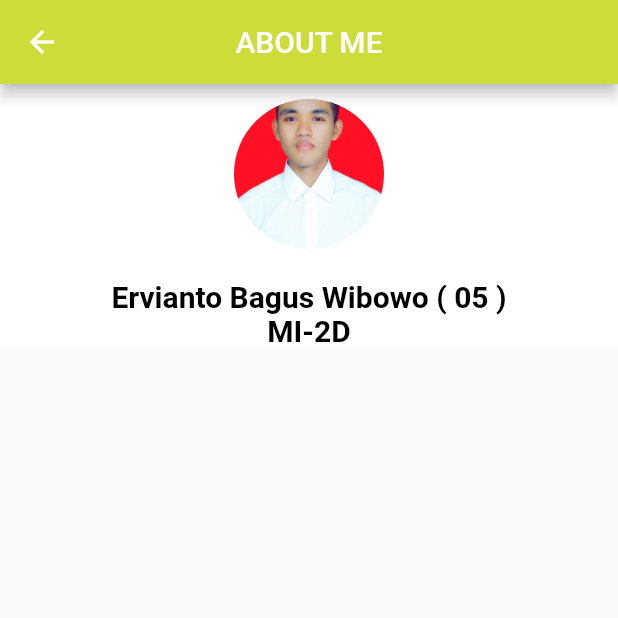
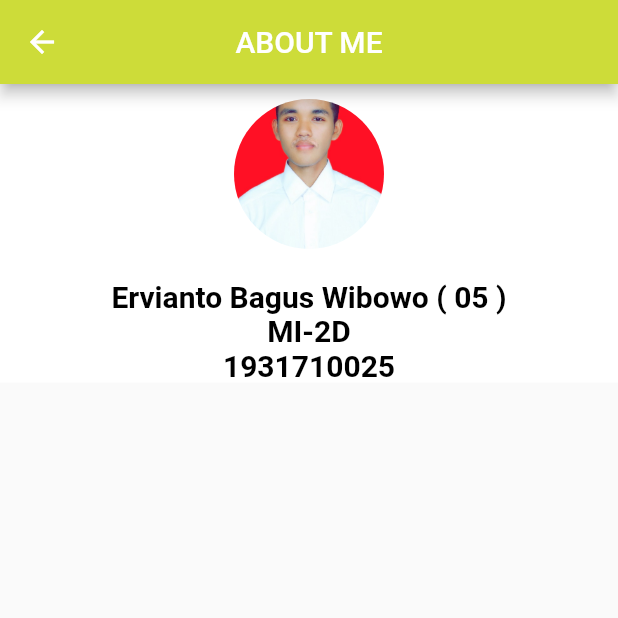
Before and after one commit to Ervianto/Project-Dicoding, a Flutter app: the MyProfil screen opened by its route, on a phone screen of 412 x 824 dp, the top half of it. Run offline on Flutter 3.47's test engine with Material 2 defaults, Android fonts, the phone set to English and light mode, and no system bars.

Commit message:
menmbahkan text nim

```diff
--- a/lib/widgets/AboutMe.dart
+++ b/lib/widgets/AboutMe.dart
@@ -53,6 +53,14 @@ class MyProfil extends StatelessWidget {
                   color: Colors.black,
                 ),
               ),
+              Text(
+                '1931710025',
+                style: TextStyle(
+                  fontWeight: FontWeight.bold,
+                  fontSize: 20,
+                  color: Colors.black,
+                ),
+              ),
             ],
           ),
         )
```
